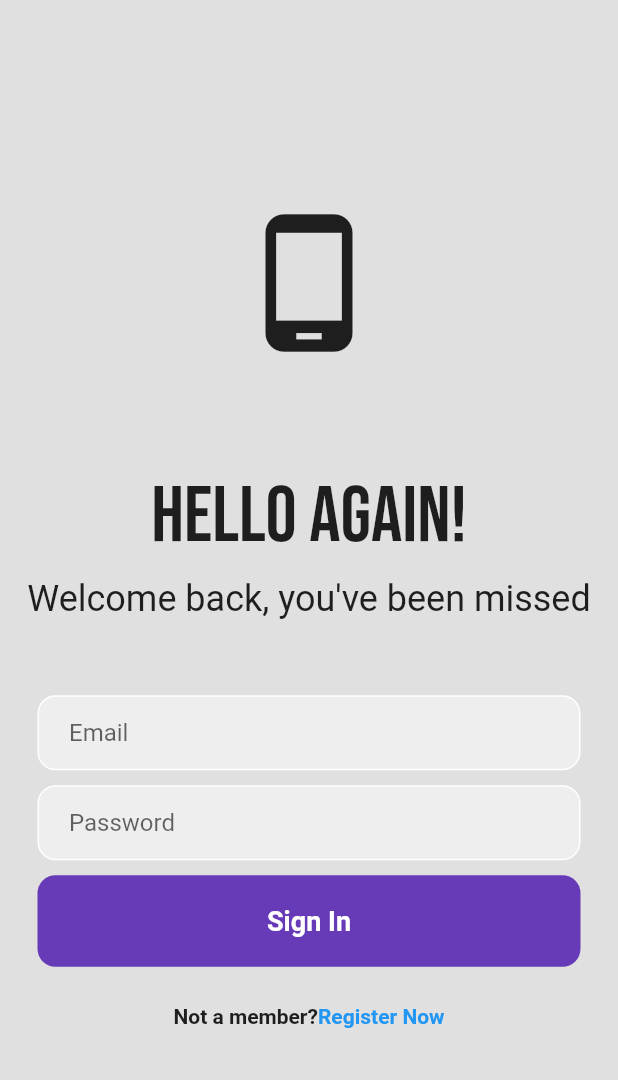
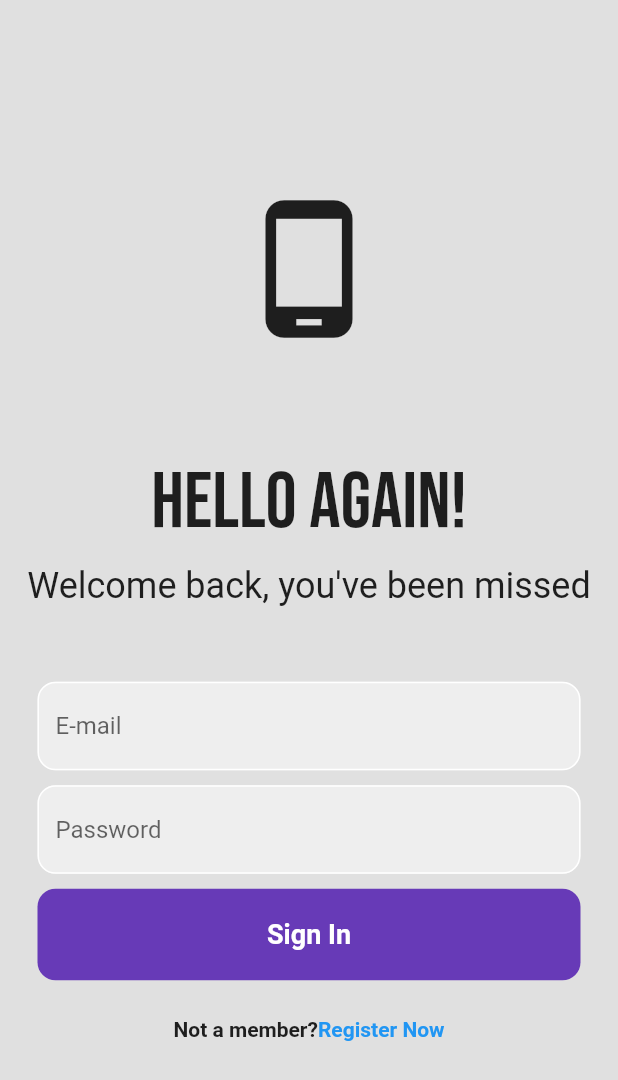
Before and after one commit to tanmaydhelia/Flutter_Login_UI, a Flutter app: the screen it shows after launch, on a phone screen of 412 x 824 dp. Shown: the top 1080 px of the screen. Run offline on Flutter 3.47's test engine with Material 2 defaults, Android fonts, the phone set to English and light mode, and no system bars; our stand-ins replace firebase_auth, firebase_core, google_fonts; missing offline and left inert: dart:ffi; accounts and stored records are empty.

```diff
--- a/lib/login_page.dart
+++ b/lib/login_page.dart
@@ -1,5 +1,7 @@
 import 'dart:ffi';
 
+import 'package:firebase_auth/firebase_auth.dart';
+import 'package:firebase_core/firebase_core.dart';
 import 'package:flutter/material.dart';
 import 'package:google_fonts/google_fonts.dart';
 
@@ -11,13 +13,33 @@ class LoginPage extends StatefulWidget {
 }
 
 class _LoginPageState extends State<LoginPage> {
+// text controllers
+
+  final _emailController = TextEditingController();
+  final _passwordController = TextEditingController();
+
+  Future signIn() async {
+    await FirebaseAuth.instance.signInWithEmailAndPassword(
+        email: _emailController.text.trim(),
+        password: _passwordController.text.trim());
+  }
+
+  @override
+  void dispose() {
+    _emailController.dispose();
+    _passwordController.dispose();
+    super.dispose();
+  }
+
   @override
   Widget build(BuildContext context) {
     return Scaffold(
       backgroundColor: Colors.grey[300],
       body: SafeArea(
         child: Center(
-          child: Column(mainAxisAlignment: MainAxisAlignment.center, children: [
+          child: SingleChildScrollView(
+            child:
+                Column(mainAxisAlignment: MainAxisAlignment.center, children: [
               Icon(
                 Icons.phone_android,
                 size: 100,
@@ -40,18 +62,36 @@ class _LoginPageState extends State<LoginPage> {
 
               Padding(
                 padding: const EdgeInsets.symmetric(horizontal: 25.0),
-              child: Container(
-                decoration: BoxDecoration(
-                  color: Colors.grey[200],
-                  border: Border.all(color: Colors.white),
+                //   child: Container(
+                //     decoration: BoxDecoration(
+                //       color: Colors.grey[200],
+                //       border: Border.all(color: Colors.white),
+                //       borderRadius: BorderRadius.circular(12),
+                //     ),
+                //     child: Padding(
+                //       padding: const EdgeInsets.only(left: 20.0),
+                //       child: TextField(
+                //         controller: _emailController,
+                //         decoration: InputDecoration(
+                //             border: InputBorder.none, hintText: 'Email'),
+                //       ),
+                //     ),
+                //   ),
+                // ),
+                child: TextField(
+                  controller: _emailController,
+                  decoration: InputDecoration(
+                    enabledBorder: OutlineInputBorder(
+                      borderSide: BorderSide(color: Colors.white),
                       borderRadius: BorderRadius.circular(12),
                     ),
-                child: Padding(
-                  padding: const EdgeInsets.only(left: 20.0),
-                  child: TextField(
-                    decoration: InputDecoration(
-                        border: InputBorder.none, hintText: 'Email'),
+                    focusedBorder: OutlineInputBorder(
+                      borderSide: BorderSide(color: Colors.deepPurple),
+                      borderRadius: BorderRadius.circular(12),
                     ),
+                    hintText: 'E-mail',
+                    fillColor: Colors.grey[200],
+                    filled: true,
                   ),
                 ),
               ),
@@ -61,19 +101,37 @@ class _LoginPageState extends State<LoginPage> {
 
               Padding(
                 padding: const EdgeInsets.symmetric(horizontal: 25.0),
-              child: Container(
-                decoration: BoxDecoration(
-                  color: Colors.grey[200],
-                  border: Border.all(color: Colors.white),
+                // child: Container(
+                //   decoration: BoxDecoration(
+                //     color: Colors.grey[200],
+                //     border: Border.all(color: Colors.white),
+                //     borderRadius: BorderRadius.circular(12),
+                //   ),
+                //   child: Padding(
+                //     padding: const EdgeInsets.only(left: 20.0),
+                //     child: TextField(
+                //       controller: _passwordController,
+                //       obscureText: true,
+                //       decoration: InputDecoration(
+                //           border: InputBorder.none, hintText: 'Password'),
+                //     ),
+                //   ),
+                // ),
+                child: TextField(
+                  obscureText: true,
+                  controller: _passwordController,
+                  decoration: InputDecoration(
+                    enabledBorder: OutlineInputBorder(
+                      borderSide: BorderSide(color: Colors.white),
                       borderRadius: BorderRadius.circular(12),
                     ),
-                child: Padding(
-                  padding: const EdgeInsets.only(left: 20.0),
-                  child: TextField(
-                    obscureText: true,
-                    decoration: InputDecoration(
-                        border: InputBorder.none, hintText: 'Password'),
+                    focusedBorder: OutlineInputBorder(
+                      borderSide: BorderSide(color: Colors.deepPurple),
+                      borderRadius: BorderRadius.circular(12),
                     ),
+                    hintText: 'Password',
+                    fillColor: Colors.grey[200],
+                    filled: true,
                   ),
                 ),
               ),
@@ -82,18 +140,23 @@ class _LoginPageState extends State<LoginPage> {
               // sign in button
               Padding(
                 padding: const EdgeInsets.symmetric(horizontal: 25.0),
+                child: GestureDetector(
+                  onTap: signIn,
                   child: Container(
                     padding: EdgeInsets.all(20),
                     decoration: BoxDecoration(
                         color: Colors.deepPurple,
                         borderRadius: BorderRadius.circular(12)),
                     child: Center(
-                  child: Text('Sign In',
+                      child: Text(
+                        'Sign In',
                         style: TextStyle(
                           color: Colors.white,
                           fontWeight: FontWeight.bold,
                           fontSize: 18,
-                      )),
+                        ),
+                      ),
+                    ),
                   ),
                 ),
               ),
@@ -119,6 +182,7 @@ class _LoginPageState extends State<LoginPage> {
             ]),
           ),
         ),
+      ),
     );
   }
 }
--- a/lib/main.dart
+++ b/lib/main.dart
@@ -1,11 +1,11 @@
 import 'package:firebase_core/firebase_core.dart';
+import 'package:firebase_tut/firebase_options.dart';
 import 'package:firebase_tut/login_page.dart';
 import 'package:flutter/material.dart';
 
 void main() async {
   WidgetsFlutterBinding.ensureInitialized();
-  await Firebase.initializeApp();
-
+  await Firebase.initializeApp(options: DefaultFirebaseOptions.currentPlatform);
   runApp(const MyApp());
 }
 
--- a/pubspec.yaml
+++ b/pubspec.yaml
@@ -37,6 +37,7 @@ dependencies:
   cupertino_icons: ^1.0.2
   firebase_core: ^2.7.1
   google_fonts:
+  firebase_auth: ^4.2.10
 
 dev_dependencies:
   flutter_test:
```
Also changed, not shown: lib/home_page.dart (added, +17 -0 lines), lib/main_page.dart (added, +24 -0 lines), lib/firebase_options.dart (added), pubspec.lock, 6 other files. Lines whose indentation alone changed are shown as unchanged.
